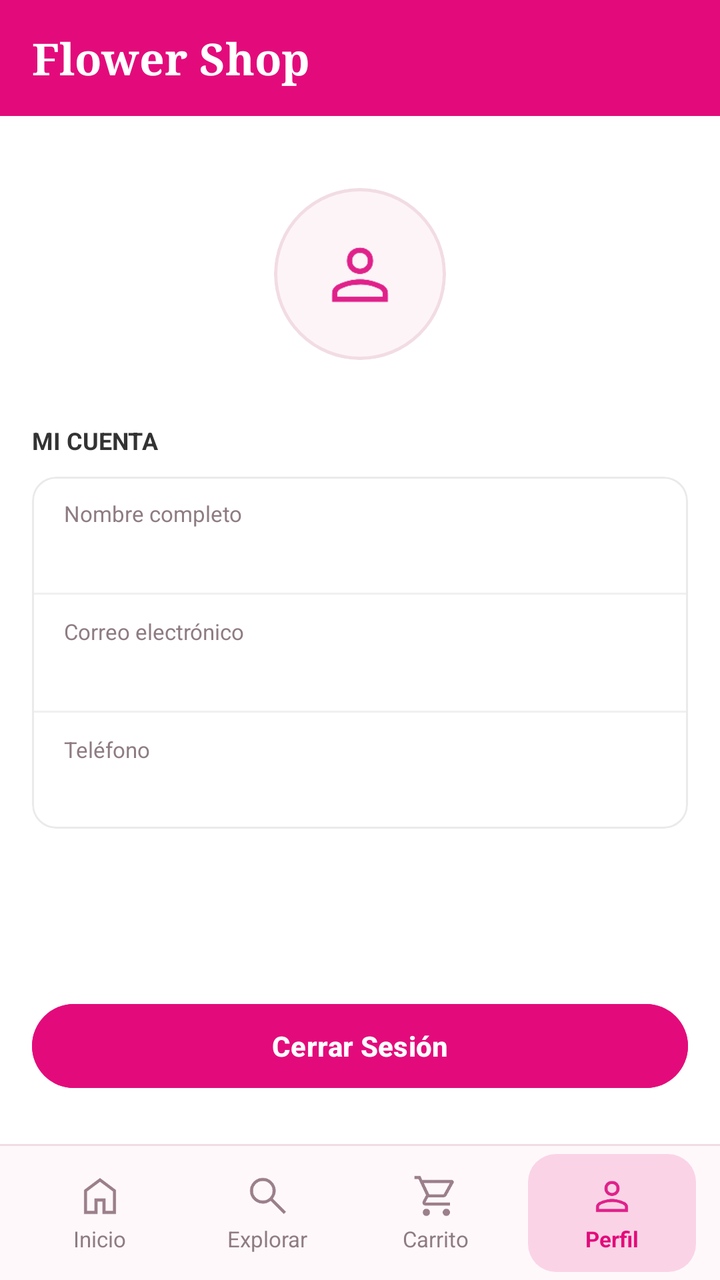
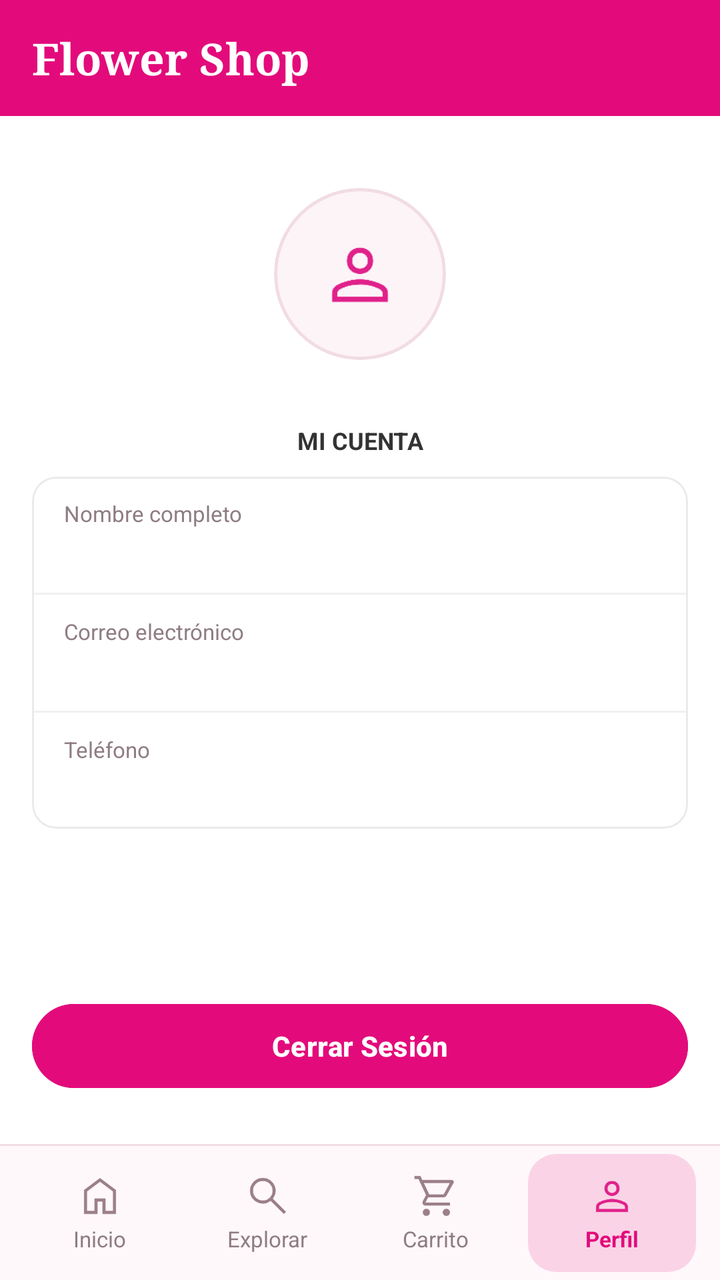

Compare the two renders of this Android layout. The source of the first and the diff that turns it into the second are given below.
<!-- AndroidManifest.xml: application theme Theme.Flower__shop -->
<!-- res/layout/activity_pantalla_perfil.xml -->
<?xml version="1.0" encoding="utf-8"?>
<androidx.constraintlayout.widget.ConstraintLayout xmlns:android="http://schemas.android.com/apk/res/android"
    xmlns:app="http://schemas.android.com/apk/res-auto"
    xmlns:tools="http://schemas.android.com/tools"
    android:id="@+id/main"
    android:layout_width="match_parent"
    android:layout_height="match_parent"
    android:background="#FFFFFF"
    tools:context=".vista.pantalla_perfil">

    <androidx.constraintlayout.widget.ConstraintLayout
        android:id="@+id/headerLayout"
        android:layout_width="match_parent"
        android:layout_height="wrap_content"
        android:background="#E30B7B"
        android:paddingHorizontal="16dp"
        android:paddingVertical="14dp"
        app:layout_constraintEnd_toEndOf="parent"
        app:layout_constraintStart_toStartOf="parent"
        app:layout_constraintTop_toTopOf="parent">

        <TextView
            android:id="@+id/txtLogo"
            android:layout_width="wrap_content"
            android:layout_height="wrap_content"
            android:fontFamily="serif"
            android:text="Flower Shop"
            android:textColor="#FFFFFF"
            android:textSize="22sp"
            android:textStyle="bold"
            app:layout_constraintBottom_toBottomOf="parent"
            app:layout_constraintStart_toStartOf="parent"
            app:layout_constraintTop_toTopOf="parent" />

    </androidx.constraintlayout.widget.ConstraintLayout>

    <ScrollView
        android:layout_width="match_parent"
        android:layout_height="0dp"
        android:fillViewport="true"
        app:layout_constraintBottom_toTopOf="@id/bottomNavContainer"
        app:layout_constraintTop_toBottomOf="@id/headerLayout">

        <LinearLayout
            android:layout_width="match_parent"
            android:layout_height="wrap_content"
            android:orientation="vertical"
            android:paddingHorizontal="16dp"
            android:paddingTop="24dp"
            android:paddingBottom="24dp">

            <LinearLayout
                android:layout_width="match_parent"
                android:layout_height="wrap_content"
                android:gravity="center"
                android:orientation="vertical"
                android:paddingVertical="12dp">

                <com.google.android.material.card.MaterialCardView
                    android:layout_width="86dp"
                    android:layout_height="86dp"
                    app:cardBackgroundColor="#FDF4F8"
                    app:cardCornerRadius="43dp"
                    app:cardElevation="0dp"
                    app:strokeColor="#F2DCE4"
                    app:strokeWidth="1.5dp">

                    <ImageView
                        android:id="@+id/ivAvatarPerfil"
                        android:layout_width="42dp"
                        android:layout_height="42dp"
                        android:layout_gravity="center"
                        android:contentDescription="Icono de Perfil"
                        android:scaleType="fitCenter"
                        android:src="@drawable/perfil_on" />
                </com.google.android.material.card.MaterialCardView>

            </LinearLayout>

            <TextView
                android:layout_width="wrap_content"
                android:layout_height="wrap_content"
                android:layout_marginTop="20dp"
                android:layout_marginBottom="10dp"
                android:text="MI CUENTA"
                android:textColor="#333333"
                android:textSize="12sp"
                android:textStyle="bold" />

            <com.google.android.material.card.MaterialCardView
                android:layout_width="match_parent"
                android:layout_height="wrap_content"
                app:cardBackgroundColor="#FFFFFF"
                app:cardCornerRadius="12dp"
                app:cardElevation="0dp"
                app:strokeColor="#EAEAEA"
                app:strokeWidth="1dp">

                <LinearLayout
                    android:layout_width="match_parent"
                    android:layout_height="wrap_content"
                    android:orientation="vertical">

                    <LinearLayout
                        android:id="@+id/btnNombreUsuario"
                        android:layout_width="match_parent"
                        android:layout_height="wrap_content"
                        android:minHeight="58dp"
                        android:background="?attr/selectableItemBackground"
                        android:gravity="center_vertical"
                        android:orientation="vertical"
                        android:paddingHorizontal="16dp"
                        android:paddingVertical="10dp">

                        <TextView
                            android:layout_width="wrap_content"
                            android:layout_height="wrap_content"
                            android:text="Nombre completo"
                            android:textColor="#8E7C83"
                            android:textSize="11sp" />

                        <TextView
                            android:id="@+id/txtNombreUsuario"
                            android:layout_width="match_parent"
                            android:layout_height="wrap_content"
                            android:layout_marginTop="2dp"
                            android:textColor="#333333"
                            android:textSize="14sp"
                            android:textStyle="bold" />

                    </LinearLayout>

                    <View
                        android:layout_width="match_parent"
                        android:layout_height="1dp"
                        android:background="#F0F0F0" />

                    <LinearLayout
                        android:id="@+id/btnCorreo"
                        android:layout_width="match_parent"
                        android:layout_height="wrap_content"
                        android:minHeight="58dp"
                        android:background="?attr/selectableItemBackground"
                        android:gravity="center_vertical"
                        android:orientation="vertical"
                        android:paddingHorizontal="16dp"
                        android:paddingVertical="10dp">

                        <TextView
                            android:layout_width="wrap_content"
                            android:layout_height="wrap_content"
                            android:text="Correo electrónico"
                            android:textColor="#8E7C83"
                            android:textSize="11sp" />

                        <TextView
                            android:id="@+id/txtCorreo"
                            android:layout_width="match_parent"
                            android:layout_height="wrap_content"
                            android:layout_marginTop="2dp"
                            android:textColor="#333333"
                            android:textSize="14sp" />

                    </LinearLayout>

                    <View
                        android:layout_width="match_parent"
                        android:layout_height="1dp"
                        android:background="#F0F0F0" />

                    <LinearLayout
                        android:id="@+id/btnTelefono"
                        android:layout_width="match_parent"
                        android:layout_height="wrap_content"
                        android:minHeight="58dp"
                        android:background="?attr/selectableItemBackground"
                        android:gravity="center_vertical"
                        android:orientation="vertical"
                        android:paddingHorizontal="16dp"
                        android:paddingVertical="10dp">

                        <TextView
                            android:layout_width="wrap_content"
                            android:layout_height="wrap_content"
                            android:text="Teléfono"
                            android:textColor="#8E7C83"
                            android:textSize="11sp" />

                        <TextView
                            android:id="@+id/txtTelefono"
                            android:layout_width="match_parent"
                            android:layout_height="wrap_content"
                            android:layout_marginTop="2dp"
                            android:textColor="#333333"
                            android:textSize="14sp" />

                    </LinearLayout>

                </LinearLayout>
            </com.google.android.material.card.MaterialCardView>

            <Space
                android:layout_width="match_parent"
                android:layout_height="0dp"
                android:layout_weight="1" />

            <com.google.android.material.button.MaterialButton
                android:id="@+id/btnCerrarSesion"
                android:layout_width="match_parent"
                android:layout_height="50dp"
                android:layout_marginTop="24dp"
                android:backgroundTint="#E30B7B"
                android:text="Cerrar Sesión"
                android:textAllCaps="false"
                android:textColor="#FFFFFF"
                android:textSize="14sp"
                android:textStyle="bold"
                app:cornerRadius="25dp" />

        </LinearLayout>
    </ScrollView>

    <LinearLayout
        android:id="@+id/bottomNavContainer"
        android:layout_width="match_parent"
        android:layout_height="68dp"
        android:background="#FFF8FA"
        android:orientation="vertical"
        app:layout_constraintBottom_toBottomOf="parent">

        <View
            android:layout_width="match_parent"
            android:layout_height="1dp"
            android:background="#F2DCE4" />

        <LinearLayout
            android:layout_width="match_parent"
            android:layout_height="match_parent"
            android:baselineAligned="false"
            android:gravity="center_vertical"
            android:orientation="horizontal"
            android:paddingHorizontal="8dp"
            android:paddingVertical="4dp">

            <LinearLayout
                android:id="@+id/navInicio"
                android:layout_width="0dp"
                android:layout_height="match_parent"
                android:layout_weight="1"
                android:gravity="center"
                android:orientation="vertical">

                <ImageView
                    android:id="@+id/ivNavInicio"
                    android:layout_width="24dp"
                    android:layout_height="24dp"
                    android:contentDescription="Inicio"
                    android:scaleType="fitCenter"
                    android:src="@drawable/inicio" />

                <TextView
                    android:id="@+id/tvNavInicio"
                    android:layout_width="wrap_content"
                    android:layout_height="wrap_content"
                    android:layout_marginTop="2dp"
                    android:text="Inicio"
                    android:textColor="#8E7C83"
                    android:textSize="11sp" />
            </LinearLayout>

            <LinearLayout
                android:id="@+id/navExplorar"
                android:layout_width="0dp"
                android:layout_height="match_parent"
                android:layout_weight="1"
                android:gravity="center"
                android:orientation="vertical">

                <ImageView
                    android:id="@+id/ivNavExplorar"
                    android:layout_width="24dp"
                    android:layout_height="24dp"
                    android:contentDescription="Explorar"
                    android:scaleType="fitCenter"
                    android:src="@drawable/explorar" />

                <TextView
                    android:id="@+id/tvNavExplorar"
                    android:layout_width="wrap_content"
                    android:layout_height="wrap_content"
                    android:layout_marginTop="2dp"
                    android:text="Explorar"
                    android:textColor="#8E7C83"
                    android:textSize="11sp" />
            </LinearLayout>

            <LinearLayout
                android:id="@+id/navCarrito"
                android:layout_width="0dp"
                android:layout_height="match_parent"
                android:layout_weight="1"
                android:gravity="center"
                android:orientation="vertical">

                <ImageView
                    android:id="@+id/ivNavCarrito"
                    android:layout_width="24dp"
                    android:layout_height="24dp"
                    android:contentDescription="Carrito"
                    android:scaleType="fitCenter"
                    android:src="@drawable/carrito" />

                <TextView
                    android:id="@+id/tvNavCarrito"
                    android:layout_width="wrap_content"
                    android:layout_height="wrap_content"
                    android:layout_marginTop="2dp"
                    android:text="Carrito"
                    android:textColor="#8E7C83"
                    android:textSize="11sp" />
            </LinearLayout>

            <LinearLayout
                android:id="@+id/navPerfil"
                android:layout_width="0dp"
                android:layout_height="match_parent"
                android:layout_marginHorizontal="4dp"
                android:layout_weight="1"
                android:background="@drawable/bg_nav_active"
                android:gravity="center"
                android:orientation="vertical">

                <ImageView
                    android:id="@+id/ivNavPerfil"
                    android:layout_width="24dp"
                    android:layout_height="24dp"
                    android:contentDescription="Perfil"
                    android:scaleType="fitCenter"
                    android:src="@drawable/perfil_on" />

                <TextView
                    android:id="@+id/tvNavPerfil"
                    android:layout_width="wrap_content"
                    android:layout_height="wrap_content"
                    android:layout_marginTop="2dp"
                    android:text="Perfil"
                    android:textColor="#E30B7B"
                    android:textSize="11sp"
                    android:textStyle="bold" />
            </LinearLayout>

        </LinearLayout>
    </LinearLayout>

</androidx.constraintlayout.widget.ConstraintLayout>
<!-- resources referenced by this layout -->
<resources>
  <!-- drawable bg_nav_active (drawable) -->
  <?xml version="1.0" encoding="utf-8"?>
  <shape xmlns:android="http://schemas.android.com/apk/res/android">
      <solid android:color="#FAD4E6" />
      <corners android:radius="14dp" />
  </shape>
  <!-- drawable carrito: png bitmap (drawable, 2367 bytes) -->
  <!-- drawable explorar: png bitmap (drawable, 2814 bytes) -->
  <!-- drawable inicio: png bitmap (drawable, 1635 bytes) -->
  <!-- drawable perfil_on: png bitmap (drawable, 2420 bytes) -->
  <style name="Theme.Flower__shop" parent="Base.Theme.Flower__shop" />
  <style name="Base.Theme.Flower__shop" parent="Theme.Material3.DayNight.NoActionBar">
          
          
      </style>
</resources>

<!-- the commit's change to res/layout/activity_pantalla_perfil.xml (unified diff, before → after) -->
@@ -78,10 +78,11 @@
             </LinearLayout>
 
             <TextView
-                android:layout_width="wrap_content"
+                android:layout_width="match_parent"
                 android:layout_height="wrap_content"
                 android:layout_marginTop="20dp"
                 android:layout_marginBottom="10dp"
+                android:gravity="center"
                 android:text="MI CUENTA"
                 android:textColor="#333333"
                 android:textSize="12sp"
